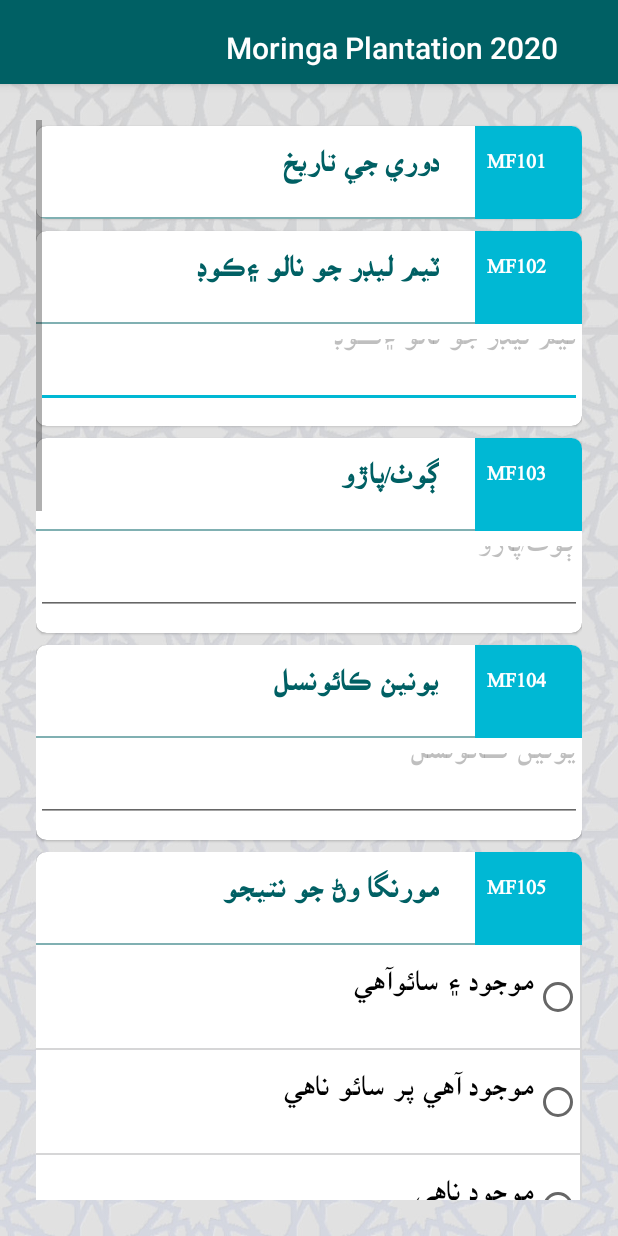
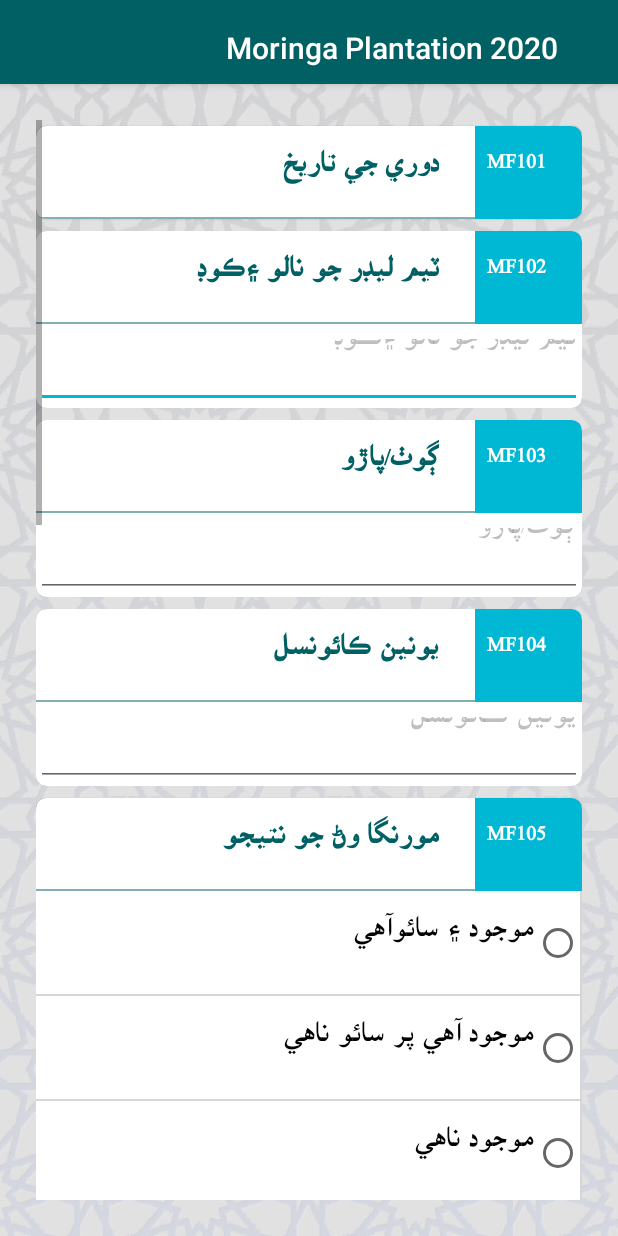
Before and after one commit to indus1530/MoringaPlantation, an Android app: the SectionAActivity screen opened directly, with no data from a screen before it, on a phone screen of 412 x 824 dp. Run offline under Robolectric (Android 15) with nearby library versions, the phone set to English and light mode, and no system bars; our stand-ins replace data binding; libraries missing offline, so code that uses them is left out: com.edittextpicker.aliazaz, com.validatorcrawler.aliazaz; plain views replace EditTextPicker; Roboto replaces fonts that are not available here; 6 statements that could not run were skipped.

Commit message:
sectionA layout

```diff
--- a/app/src/main/res/layout/activity_section_a.xml
+++ b/app/src/main/res/layout/activity_section_a.xml
@@ -98,7 +98,6 @@
                         android:id="@+id/mf102"
                         android:layout_width="match_parent"
                         android:layout_height="56dp"
-                        android:layout_marginBottom="12dp"
                         android:hint="@string/mf102" />
 
                 </LinearLayout>
@@ -141,9 +140,10 @@
                         android:id="@+id/mf103"
                         android:layout_width="match_parent"
                         android:layout_height="56dp"
-                        android:layout_marginBottom="12dp"
                         android:hint="@string/mf103" />
+
                 </LinearLayout>
+
             </androidx.cardview.widget.CardView>
 
             <!-- mf104  Input   -->
@@ -182,7 +182,6 @@
                         android:id="@+id/mf104"
                         android:layout_width="match_parent"
                         android:layout_height="56dp"
-                        android:layout_marginBottom="12dp"
                         android:hint="@string/mf104" />
                 </LinearLayout>
             </androidx.cardview.widget.CardView>
@@ -340,7 +339,6 @@
                             android:id="@+id/mf10696x"
                             android:layout_width="match_parent"
                             android:layout_height="56dp"
-                            android:layout_marginBottom="12dp"
                             android:hint="@string/mf10696"
                             android:tag="mf10696"
                             android:text='@{mf10696.checked ? mf10696x.getText().toString() : ""}'
@@ -385,7 +383,6 @@
                         android:id="@+id/mf107"
                         android:layout_width="match_parent"
                         android:layout_height="56dp"
-                        android:layout_marginBottom="12dp"
                         android:hint="@string/mf107"
                         app:mask="##"
                         app:maxValue="500"
@@ -453,14 +450,19 @@
                             android:id="@+id/mf10896x"
                             android:layout_width="match_parent"
                             android:layout_height="56dp"
-                            android:layout_marginBottom="12dp"
                             android:hint="@string/mf10896"
                             android:tag="mf10896"
                             android:text='@{mf10896.checked ? mf10896x.getText().toString() : ""}'
                             android:visibility='@{mf10896.checked? View.VISIBLE : View.GONE}' />
+
                     </RadioGroup>
+
                 </LinearLayout>
-            </androidx.cardview.widget.CardView><!--EndButton LinearLayout-->
+
+            </androidx.cardview.widget.CardView>
+
+
+            <!--EndButton LinearLayout-->
             <LinearLayout
                 android:layout_width="match_parent"
                 android:layout_height="wrap_content"
@@ -488,6 +490,11 @@
                     android:text="Save"
                     android:textColor="@color/white" />
             </LinearLayout>
+            <!--EndButton LinearLayout-->
+
+
         </LinearLayout>
+
     </ScrollView>
+
 </layout>
```
